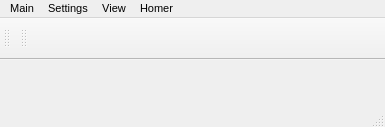
Homer-Conferencing/Homer-Conferencing, file Homer/forms/MainWindow.ui: the form before one commit.
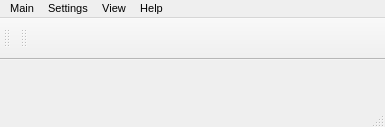
The form after the commit. Icons and pictures are not drawn.

Commit message: - fixed: menu items

Patch:
```diff
--- a/Homer/forms/MainWindow.ui
+++ b/Homer/forms/MainWindow.ui
@@ -56,7 +56,7 @@
    </widget>
    <widget class="QMenu" name="mMenuHomer">
     <property name="title">
-     <string>Homer</string>
+     <string>Help</string>
     </property>
     <addaction name="separator"/>
     <addaction name="mActionHelp"/>
```
Left out of the diff: 4 changed lines with no effect on the pictures.
